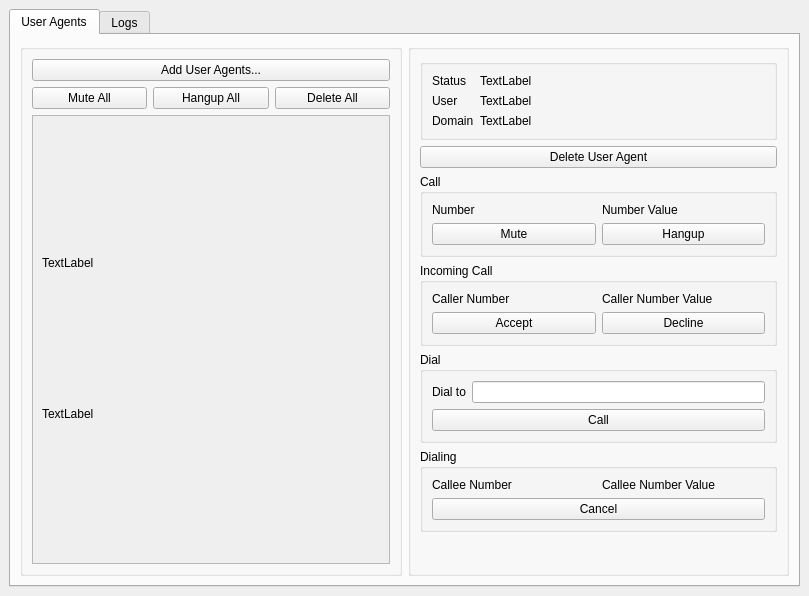
The window that ui/main_window.ui (glebzlat/multisip) describes before a commit, drawn with Qt 5.
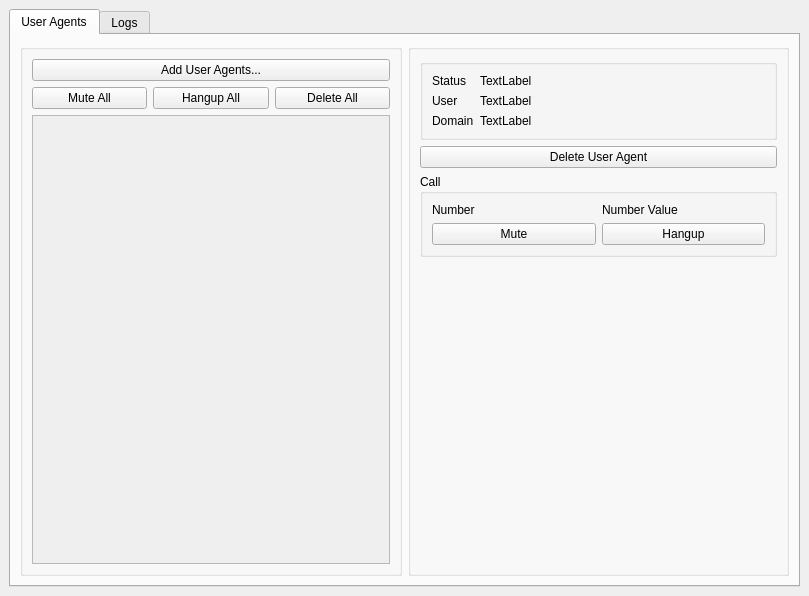
The same window after the commit.

Diff of the .ui file:
```diff
--- a/ui/main_window.ui
+++ b/ui/main_window.ui
@@ -79,37 +79,10 @@
                 <x>0</x>
                 <y>0</y>
                 <width>356</width>
-                <height>438</height>
+                <height>453</height>
                </rect>
               </property>
-              <layout class="QVBoxLayout" name="verticalLayout_3">
-               <item>
-                <widget class="QLabel" name="label">
-                 <property name="sizePolicy">
-                  <sizepolicy hsizetype="Minimum" vsizetype="Fixed">
-                   <horstretch>0</horstretch>
-                   <verstretch>0</verstretch>
-                  </sizepolicy>
-                 </property>
-                 <property name="text">
-                  <string>TextLabel</string>
-                 </property>
-                </widget>
-               </item>
-               <item>
-                <widget class="QLabel" name="label_2">
-                 <property name="sizePolicy">
-                  <sizepolicy hsizetype="Minimum" vsizetype="Fixed">
-                   <horstretch>0</horstretch>
-                   <verstretch>0</verstretch>
-                  </sizepolicy>
-                 </property>
-                 <property name="text">
-                  <string>TextLabel</string>
-                 </property>
-                </widget>
-               </item>
-              </layout>
+              <layout class="QVBoxLayout" name="verticalLayout_3"/>
              </widget>
             </widget>
            </item>
@@ -241,124 +214,6 @@
              </layout>
             </widget>
            </item>
-           <item>
-            <widget class="QGroupBox" name="incomingCallGroupBox">
-             <property name="title">
-              <string>Incoming Call</string>
-             </property>
-             <layout class="QGridLayout" name="gridLayout_4">
-              <item row="0" column="0">
-               <widget class="QLabel" name="callerNumberLabel">
-                <property name="text">
-                 <string>Caller Number</string>
-                </property>
-               </widget>
-              </item>
-              <item row="0" column="1">
-               <widget class="QLabel" name="callerNumberValue">
-                <property name="text">
-                 <string>Caller Number Value</string>
-                </property>
-               </widget>
-              </item>
-              <item row="1" column="0">
-               <widget class="QPushButton" name="acceptCallButton">
-                <property name="sizePolicy">
-                 <sizepolicy hsizetype="Minimum" vsizetype="Fixed">
-                  <horstretch>0</horstretch>
-                  <verstretch>0</verstretch>
-                 </sizepolicy>
-                </property>
-                <property name="text">
-                 <string>Accept</string>
-                </property>
-               </widget>
-              </item>
-              <item row="1" column="1">
-               <widget class="QPushButton" name="declineCallButton">
-                <property name="sizePolicy">
-                 <sizepolicy hsizetype="Minimum" vsizetype="Fixed">
-                  <horstretch>0</horstretch>
-                  <verstretch>0</verstretch>
-                 </sizepolicy>
-                </property>
-                <property name="text">
-                 <string>Decline</string>
-                </property>
-               </widget>
-              </item>
-             </layout>
-            </widget>
-           </item>
-           <item>
-            <widget class="QGroupBox" name="dialGroupBox">
-             <property name="title">
-              <string>Dial</string>
-             </property>
-             <layout class="QGridLayout" name="gridLayout_5">
-              <item row="0" column="0">
-               <widget class="QLabel" name="dialToLabel">
-                <property name="sizePolicy">
-                 <sizepolicy hsizetype="Fixed" vsizetype="Preferred">
-                  <horstretch>0</horstretch>
-                  <verstretch>0</verstretch>
-                 </sizepolicy>
-                </property>
-                <property name="text">
-                 <string>Dial to</string>
-                </property>
-               </widget>
-              </item>
-              <item row="0" column="1">
-               <widget class="QLineEdit" name="dialToNumberInput">
-                <property name="sizePolicy">
-                 <sizepolicy hsizetype="Minimum" vsizetype="Fixed">
-                  <horstretch>0</horstretch>
-                  <verstretch>0</verstretch>
-                 </sizepolicy>
-                </property>
-               </widget>
-              </item>
-              <item row="1" column="0" colspan="2">
-               <widget class="QPushButton" name="dialButton">
-                <property name="text">
-                 <string>Call</string>
-                </property>
-               </widget>
-              </item>
-             </layout>
-            </widget>
-           </item>
-           <item>
-            <widget class="QGroupBox" name="dialingGroupBox">
-             <property name="title">
-              <string>Dialing</string>
-             </property>
-             <layout class="QGridLayout" name="gridLayout_6">
-              <item row="0" column="0">
-               <widget class="QLabel" name="calleeNumberLabel">
-                <property name="text">
-                 <string>Callee Number</string>
-                </property>
-               </widget>
-              </item>
-              <item row="0" column="1">
-               <widget class="QLabel" name="calleeNumberValue">
-                <property name="text">
-                 <string>Callee Number Value</string>
-                </property>
-               </widget>
-              </item>
-              <item row="1" column="0" colspan="2">
-               <widget class="QPushButton" name="cancelCallButton">
-                <property name="text">
-                 <string>Cancel</string>
-                </property>
-               </widget>
-              </item>
-             </layout>
-            </widget>
-           </item>
            <item>
             <spacer name="verticalSpacer">
              <property name="orientation">
```
